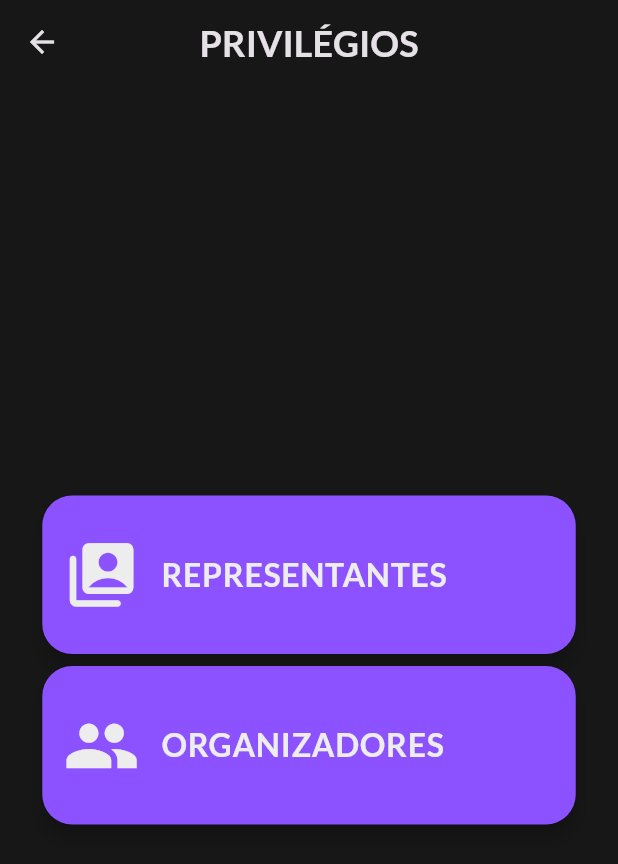
After one commit to andre-alves77/olimtec_tcc, a Flutter app: the MainPrivilege screen opened by its route, on a phone screen of 412 x 824 dp. The commit adds this screen. Shown: the top 864 px of the screen. Run offline on Flutter 3.47's test engine with Material 2 defaults, Android fonts, the phone set to English and light mode, and no system bars; our stand-ins replace carousel_slider, flutter_riverpod, salomon_bottom_bar.

Commit message:
Created main_privilege and components

```diff
--- /dev/null
+++ b/lib/app/admin/privileges/main_privileges_admin.dart
@@ -0,0 +1,44 @@
+import 'dart:math';
+
+import 'package:flutter/material.dart';
+import 'package:olimtec_tcc/app/shared/Privilege_item.dart';
+
+class MainPrivilege extends StatefulWidget {
+  const MainPrivilege({super.key});
+
+  @override
+  State<MainPrivilege> createState() => _MainPrivilegeState();
+}
+
+class _MainPrivilegeState extends State<MainPrivilege> {
+  @override
+  Widget build(BuildContext context) {
+    final sizeWidth = min(MediaQuery.of(context).size.width, 400).toDouble();
+
+    return Scaffold(
+      appBar: AppBar(
+        centerTitle: true,
+        title: const Text(
+          "PRIVILÉGIOS",
+          style: TextStyle(
+            fontFamily: 'Lato',
+            fontSize: 24,
+            fontWeight: FontWeight.bold,
+          ),
+        ),
+      ),
+      body: Center(
+        child: Container(
+          width: sizeWidth / 1.1,
+          child: Column(
+            mainAxisAlignment: MainAxisAlignment.center,
+            children: [
+              PrivilegeOption(Icons.switch_account_rounded, "REPRESENTANTES", "",),
+              PrivilegeOption(Icons.people, "ORGANIZADORES", "",),
+            ],
+          ),
+        ),
+      ),
+    );
+  }
+}
--- a/lib/app/app.dart
+++ b/lib/app/app.dart
@@ -1,6 +1,7 @@
 import 'package:flutter/material.dart';
 import 'package:flutter_riverpod/flutter_riverpod.dart';
 import 'package:olimtec_tcc/app/admin/main_admin.dart';
+import 'package:olimtec_tcc/app/admin/privileges/main_privileges_admin.dart';
 
 import 'package:olimtec_tcc/app/navigation/bottombar_store.dart';
 import 'package:olimtec_tcc/app/navigation/bottombar_view.dart';
@@ -73,6 +74,7 @@ class App extends ConsumerWidget {
         AppRoute.CREATE_TEAM: (ctx) => CreateTeam(),
         AppRoute.MAIN_ORGANIZATION: (ctx) => MainOrgnization(),
         AppRoute.MAIN_ADMIN: (ctx) => MainAdmin(),
+        AppRoute.MAIN_PRIVILEGES: (ctx) => MainPrivilege(),
       },
       home: Scaffold(
         extendBody: true,
--- /dev/null
+++ b/lib/app/shared/Privilege_item.dart
@@ -0,0 +1,57 @@
+import 'dart:math';
+
+import 'package:flutter/material.dart';
+
+class PrivilegeOption extends StatelessWidget {
+  const PrivilegeOption(this.icone, this.name, this.route, {super.key});
+
+  final IconData icone;
+  final String name;
+  final String route;
+
+  @override
+  Widget build(BuildContext context) {
+    final sizeWidth = min(MediaQuery.of(context).size.width, 400).toDouble();
+
+    return AspectRatio(
+      aspectRatio: 3.2,
+      child: GestureDetector(
+        child: Card(
+          elevation: 5,
+          shape: RoundedRectangleBorder(borderRadius: BorderRadius.circular(20)),
+          color: Theme.of(context).colorScheme.primary,
+          child: FittedBox(
+            alignment: Alignment.centerLeft,
+            child: Container(
+              width: sizeWidth,
+              child: ListTile(
+                leading: Icon(
+                  icone,
+                  color: Theme.of(context).colorScheme.onPrimaryContainer,
+                  size: sizeWidth / 7,
+                ),
+                title: FittedBox(
+                  alignment: Alignment.centerLeft,
+                  fit: BoxFit.scaleDown,
+                  child: Text(
+                    name,
+                    style: TextStyle(
+                      fontWeight: FontWeight.bold,
+                      color: Theme.of(context).colorScheme.onPrimaryContainer,
+                      fontSize: 24,
+                    ),
+                  ),
+                ),
+              ),
+            ),
+          ),
+        ),
+         onTap: () {
+          Navigator.pushNamed(
+            context, route,
+          );
+        },
+      ),
+    );
+  }
+}
--- a/lib/app/utils/app_routes.dart
+++ b/lib/app/utils/app_routes.dart
@@ -17,4 +17,5 @@ class AppRoute {
   static const CREATE_TEAM = '/createteam_page';
   static const MAIN_ORGANIZATION = '/main_organization';
   static const MAIN_ADMIN = '/main_admin';
+  static const MAIN_PRIVILEGES = '/main_privileges';
 }
```
Also changed, not shown: lib/app/admin/main_admin.dart (+6 -1 lines), lib/app/shared/CardItem.dart (added, +58 -0 lines), pubspec.lock.
